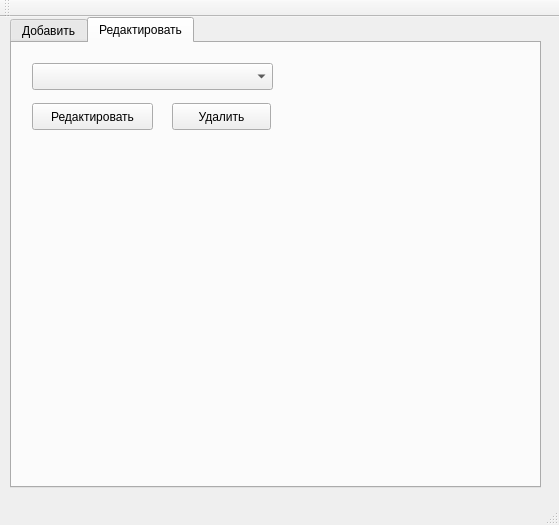
This is mainwindow.ui in 4ukuta/maxcrm as Qt 5 draws it before an edit. The edited form follows.
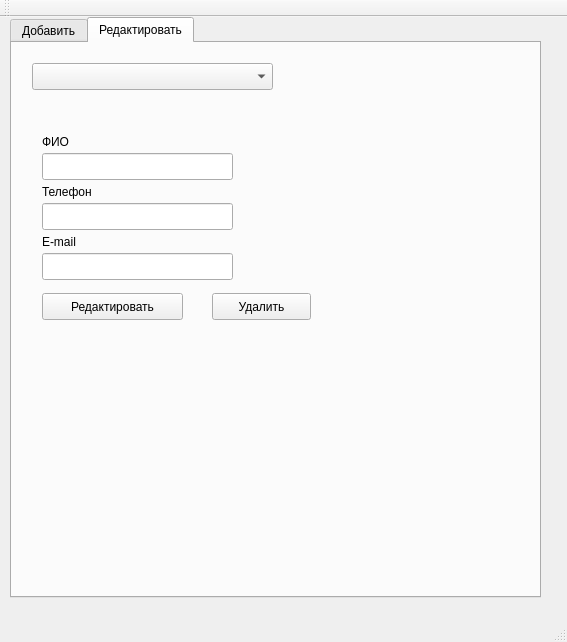
This is the edited form.

The edit to the form file:
```diff
--- a/mainwindow.ui
+++ b/mainwindow.ui
@@ -6,8 +6,8 @@
    <rect>
     <x>0</x>
     <y>0</y>
-    <width>559</width>
-    <height>525</height>
+    <width>567</width>
+    <height>642</height>
    </rect>
   </property>
   <property name="windowTitle">
@@ -20,7 +20,7 @@
       <x>10</x>
       <y>0</y>
       <width>531</width>
-      <height>471</height>
+      <height>581</height>
      </rect>
     </property>
     <property name="tabPosition">
@@ -231,24 +231,11 @@
        <string/>
       </property>
      </widget>
-     <widget class="QPushButton" name="pushButton_2">
-      <property name="geometry">
-       <rect>
-        <x>20</x>
-        <y>60</y>
-        <width>121</width>
-        <height>27</height>
-       </rect>
-      </property>
-      <property name="text">
-       <string>Редактировать</string>
-      </property>
-     </widget>
      <widget class="QPushButton" name="pushButton_3">
       <property name="geometry">
        <rect>
-        <x>160</x>
-        <y>60</y>
+        <x>200</x>
+        <y>250</y>
         <width>99</width>
         <height>27</height>
        </rect>
@@ -257,6 +244,88 @@
        <string>Удалить</string>
       </property>
      </widget>
+     <widget class="QLabel" name="label_8">
+      <property name="geometry">
+       <rect>
+        <x>30</x>
+        <y>140</y>
+        <width>67</width>
+        <height>17</height>
+       </rect>
+      </property>
+      <property name="text">
+       <string>Телефон</string>
+      </property>
+     </widget>
+     <widget class="QLabel" name="label_9">
+      <property name="geometry">
+       <rect>
+        <x>30</x>
+        <y>90</y>
+        <width>67</width>
+        <height>17</height>
+       </rect>
+      </property>
+      <property name="text">
+       <string>ФИО</string>
+      </property>
+     </widget>
+     <widget class="QLineEdit" name="phone_2">
+      <property name="geometry">
+       <rect>
+        <x>30</x>
+        <y>160</y>
+        <width>191</width>
+        <height>27</height>
+       </rect>
+      </property>
+     </widget>
+     <widget class="QLineEdit" name="email_2">
+      <property name="geometry">
+       <rect>
+        <x>30</x>
+        <y>210</y>
+        <width>191</width>
+        <height>27</height>
+       </rect>
+      </property>
+     </widget>
+     <widget class="QLabel" name="label_11">
+      <property name="geometry">
+       <rect>
+        <x>30</x>
+        <y>190</y>
+        <width>67</width>
+        <height>17</height>
+       </rect>
+      </property>
+      <property name="text">
+       <string>E-mail</string>
+      </property>
+     </widget>
+     <widget class="QLineEdit" name="fio_2">
+      <property name="geometry">
+       <rect>
+        <x>30</x>
+        <y>110</y>
+        <width>191</width>
+        <height>27</height>
+       </rect>
+      </property>
+     </widget>
+     <widget class="QPushButton" name="pushButton_2">
+      <property name="geometry">
+       <rect>
+        <x>30</x>
+        <y>250</y>
+        <width>141</width>
+        <height>27</height>
+       </rect>
+      </property>
+      <property name="text">
+       <string>Редактировать</string>
+      </property>
+     </widget>
     </widget>
    </widget>
   </widget>
```
Left out of the diff: 2 changed lines with no effect on the pictures.
